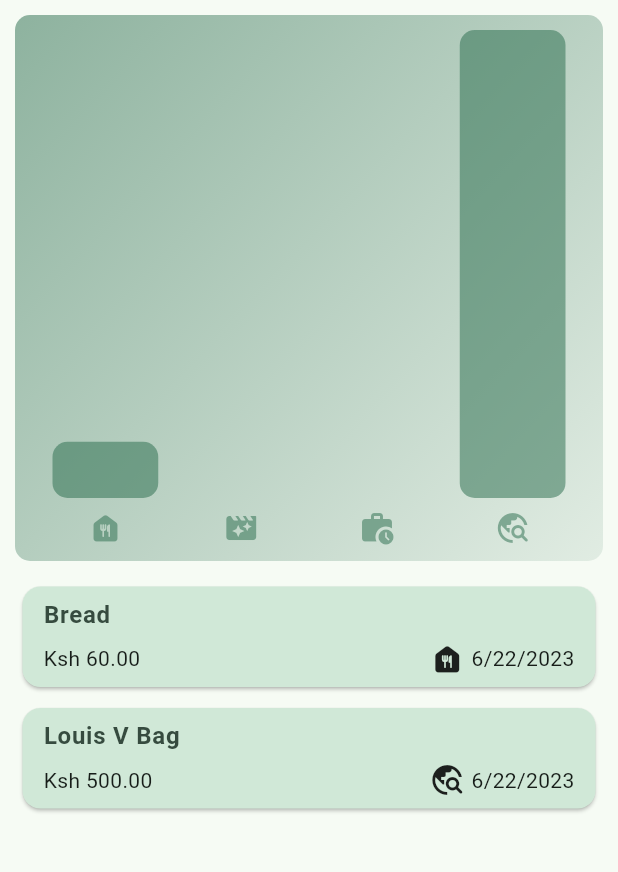
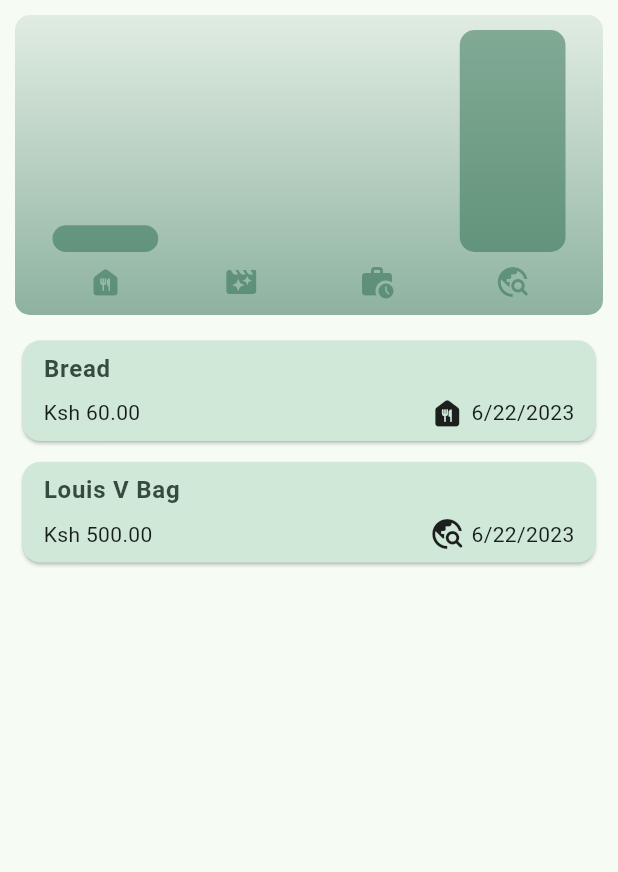
Before and after one commit to lbnmahs/expenser, a Flutter app: the screen it shows after launch, on a phone screen of 412 x 824 dp, the part 84-956 px from its top. Run offline on Flutter 3.47's test engine with Material 2 defaults, Android fonts, the phone set to English and light mode, and no system bars.

Commit message:
Bug fixes

```diff
--- a/lib/expenses.dart
+++ b/lib/expenses.dart
@@ -98,13 +98,13 @@ class _Expenses extends State<Expenses>{
         ? Row(
           mainAxisAlignment: MainAxisAlignment.center,
           children: [
-            Chart(expenses: _expenseList),
+            Expanded(child: Chart(expenses: _expenseList)),
             Expanded(child: mainContent)
           ],
         )
         : Column(
           children: [
-            Expanded(child: Chart(expenses: _expenseList)),
+            Chart(expenses: _expenseList),
             Expanded(child: mainContent),
           ],
         ),
--- a/lib/widgets/chart/chart.dart
+++ b/lib/widgets/chart/chart.dart
@@ -35,6 +35,7 @@ class Chart extends StatelessWidget {
     return Container(
       margin: const EdgeInsets.all(10),
       padding: const EdgeInsets.symmetric(horizontal: 15, vertical: 10),
+      height: 200,
       decoration: BoxDecoration(
         borderRadius: BorderRadius.circular(10),
         gradient: LinearGradient(
@@ -42,8 +43,8 @@ class Chart extends StatelessWidget {
             Theme.of(context).colorScheme.primary.withOpacity(0.5),
             Theme.of(context).colorScheme.primary.withOpacity(0.1)
           ],
-          begin: Alignment.topLeft,
-          end: Alignment.bottomRight
+          begin: Alignment.bottomCenter,
+          end: Alignment.topCenter
         )
       ),
       child: Column(
```
